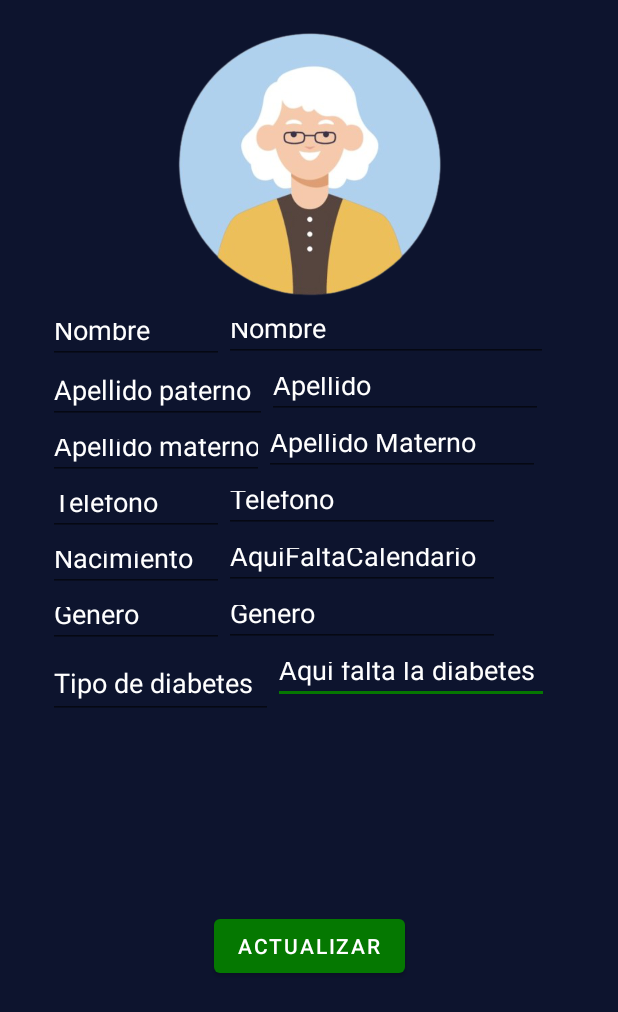
After one commit to SMGalan-dev/SMGalan-dev-TT_2020-A106, an Android app: the fragment DataUserFragment shown on its own in the app's theme, on a phone screen of 412 x 824 dp. The commit adds this screen. Shown: the top 1012 px of the screen. Run offline under Robolectric (Android 15) with nearby library versions, the phone set to English and light mode, and no system bars; our stand-ins replace Firebase (no records; nobody signed in at launch, a user with empty details on screens opened directly).

Commit message:
EditTexInfoUsuariosPreFinal

```diff
--- a/app/src/main/java/com/example/tt_a106_v0/TestFragment.kt
+++ b/app/src/main/java/com/example/tt_a106_v0/TestFragment.kt
@@ -12,15 +12,13 @@ import com.google.firebase.ktx.Firebase
 
 class TestFragment : Fragment(R.layout.fragment_test) {
     private lateinit var mView: View
+
     override fun onCreateView(inflater: LayoutInflater, container: ViewGroup?, savedInstanceState: Bundle?): View? {
         var user = Firebase.auth.currentUser
+        mView=inflater.inflate(R.layout.fragment_test,container,false)
 
-
-
-        //var user1 = firebase.auth().currentUser;
-        mView=inflater.inflate(R.layout.fragment_test,container,false)
-        val btn = mView.findViewById<Button>(R.id.testBtn)
-        btn.setOnClickListener {
+        val update = mView.findViewById<Button>(R.id.testBtn)
+        update.setOnClickListener {
             if (user != null) {
                 Toast.makeText(activity, user.email.toString(), Toast.LENGTH_SHORT).show()
             } else {
@@ -30,5 +28,4 @@ class TestFragment : Fragment(R.layout.fragment_test) {
         }
         return mView
     }
-
 }
--- a/app/src/main/java/com/example/tt_a106_v0/Users_register/EndRegister.kt
+++ b/app/src/main/java/com/example/tt_a106_v0/Users_register/EndRegister.kt
@@ -61,21 +61,8 @@ class EndRegister : AppCompatActivity() {
                     "phone" to phoneReg.text.toString()
                 )
             )
-
-            db.collection("users").document(email).collection("telefonos").document(phoneReg.text.toString()).set(
-                hashMapOf(
-                    "user_Type" to typeUser,
-                    "genre" to genre,
-                    //"email" to email,
-                    "name" to nameText.text.toString(),
-                    "lastName" to apPText.text.toString(),
-                    "mLastName" to apMText.text.toString(),
-                    "phone" to phoneReg.text.toString()
-                )
-            )
             val intoUserIntent = Intent(this, MainActivityPatient1::class.java)
             startActivity(intoUserIntent)
-
 
             } else{
             Toast.makeText(this, "Por favor, rellene todos los campos", Toast.LENGTH_SHORT).show()
--- /dev/null
+++ b/app/src/main/java/com/example/tt_a106_v0/patient_fragments/DataUserFragment.kt
@@ -0,0 +1,57 @@
+package com.example.tt_a106_v0.patient_fragments
+
+import android.os.Bundle
+import android.view.LayoutInflater
+import android.view.View
+import android.view.ViewGroup
+import android.widget.Button
+import android.widget.EditText
+import android.widget.Toast
+import androidx.fragment.app.Fragment
+import com.example.tt_a106_v0.R
+import com.google.firebase.auth.ktx.auth
+import com.google.firebase.firestore.FirebaseFirestore
+import com.google.firebase.ktx.Firebase
+
+class DataUserFragment : Fragment() {
+    private val db = FirebaseFirestore.getInstance()
+    private lateinit var mView: View
+
+    override fun onCreateView(inflater: LayoutInflater, container: ViewGroup?, savedInstanceState: Bundle?): View? {
+        val user = Firebase.auth.currentUser
+        mView=inflater.inflate(R.layout.fragment_data_user,container,false)
+
+        db.collection("users").document(user?.email.toString()).get().addOnSuccessListener {
+            mView.findViewById<EditText>(R.id.twNamePatient).setText(it.get("name") as String?)
+            mView.findViewById<EditText>(R.id.twLastNamePatient).setText(it.get("lastName") as String?)
+            mView.findViewById<EditText>(R.id.twMLastNamePatient).setText(it.get("mLastName") as String?)
+            mView.findViewById<EditText>(R.id.twGenrePatient).setText(it.get("genre") as String?)
+            mView.findViewById<EditText>(R.id.twPhonePatient).setText(it.get("phone") as String?)
+        }
+
+        val update = mView.findViewById<Button>(R.id.updateDataPatientBtn)
+        update.setOnClickListener {
+            val nameText = mView.findViewById<EditText>(R.id.twNamePatient)
+            val apPText = mView.findViewById<EditText>(R.id.twLastNamePatient)
+            val apMText = mView.findViewById<EditText>(R.id.twMLastNamePatient)
+            val phoneReg = mView.findViewById<EditText>(R.id.twPhonePatient)
+            val genreReg = mView.findViewById<EditText>(R.id.twGenrePatient)
+            if (nameText.text.isNotEmpty() && apPText.text.isNotEmpty() && apMText.text.isNotEmpty() && phoneReg.text.isNotEmpty() && genreReg.text.isNotEmpty()){
+                db.collection("users").document(user?.email.toString()).set(
+                    hashMapOf(
+                        "genre" to genreReg.text.toString(),
+                        "name" to nameText.text.toString(),
+                        "lastName" to apPText.text.toString(),
+                        "mLastName" to apMText.text.toString(),
+                        "phone" to phoneReg.text.toString()
+                    )
+                )
+                Toast.makeText(activity, "Datos actualizados", Toast.LENGTH_SHORT).show()
+            }else{
+                Toast.makeText(activity, "Por favor, rellene todos los campos", Toast.LENGTH_SHORT).show()
+            }
+        }
+        return mView
+    }
+
+}
--- /dev/null
+++ b/app/src/main/res/layout/fragment_data_user.xml
@@ -0,0 +1,196 @@
+<?xml version="1.0" encoding="utf-8"?>
+<androidx.constraintlayout.widget.ConstraintLayout xmlns:android="http://schemas.android.com/apk/res/android"
+    xmlns:app="http://schemas.android.com/apk/res-auto"
+    xmlns:tools="http://schemas.android.com/tools"
+    android:layout_width="match_parent"
+    android:layout_height="match_parent"
+    tools:context=".patient_fragments.DataUserFragment">
+
+
+    <EditText
+        android:id="@+id/twDiabetesType"
+        android:layout_width="184dp"
+        android:layout_height="38dp"
+        android:hint="Aqui falta la diabetes "
+        android:textColor="@color/white"
+        android:textColorHint="@color/white"
+        android:textSize="18sp"
+        app:layout_constraintStart_toEndOf="@+id/editTextTextPersonName10"
+        app:layout_constraintTop_toBottomOf="@+id/twGenrePatient" />
+
+    <EditText
+        android:id="@+id/twBirthDPatient"
+        android:layout_width="184dp"
+        android:layout_height="38dp"
+        android:hint="AquiFaltaCalendario"
+        android:textColor="@color/white"
+        android:textColorHint="@color/white"
+        android:textSize="18sp"
+        app:layout_constraintStart_toEndOf="@+id/editTextTextPersonName8"
+        app:layout_constraintTop_toBottomOf="@+id/twPhonePatient" />
+
+    <EditText
+        android:id="@+id/twGenrePatient"
+        android:layout_width="184dp"
+        android:layout_height="38dp"
+        android:hint="Genero"
+        android:textColor="@color/white"
+        android:textColorHint="@color/white"
+        android:textSize="18sp"
+        app:layout_constraintStart_toEndOf="@+id/editTextTextPersonName9"
+        app:layout_constraintTop_toBottomOf="@+id/twBirthDPatient" />
+
+    <EditText
+        android:id="@+id/twPhonePatient"
+        android:layout_width="184dp"
+        android:layout_height="38dp"
+        android:hint="Telefono"
+        android:textColor="@color/white"
+        android:textColorHint="@color/white"
+        android:textSize="18sp"
+        app:layout_constraintStart_toEndOf="@+id/editTextTextPersonName6"
+        app:layout_constraintTop_toBottomOf="@+id/twMLastNamePatient" />
+
+    <EditText
+        android:id="@+id/editTextTextPersonName3"
+        android:layout_width="146dp"
+        android:layout_height="40dp"
+        android:layout_marginStart="32dp"
+        android:ems="10"
+        android:inputType="textPersonName"
+        android:text="Apellido paterno"
+        android:textColor="@android:color/white"
+        app:layout_constraintStart_toStartOf="parent"
+        app:layout_constraintTop_toBottomOf="@+id/editTextTextPersonName" />
+
+    <EditText
+        android:id="@+id/editTextTextPersonName7"
+        android:layout_width="144dp"
+        android:layout_height="37dp"
+        android:layout_marginStart="32dp"
+        android:ems="10"
+        android:inputType="textPersonName"
+        android:text="Apellido materno"
+        android:textColor="@android:color/white"
+        app:layout_constraintStart_toStartOf="parent"
+        app:layout_constraintTop_toBottomOf="@+id/editTextTextPersonName3" />
+
+
+    <EditText
+        android:id="@+id/editTextTextPersonName6"
+        android:layout_width="117dp"
+        android:layout_height="37dp"
+        android:layout_marginStart="32dp"
+        android:ems="10"
+        android:inputType="textPersonName"
+        android:text="Telefono"
+        android:textColor="@android:color/white"
+        app:layout_constraintStart_toStartOf="parent"
+        app:layout_constraintTop_toBottomOf="@+id/editTextTextPersonName7" />
+
+    <EditText
+        android:id="@+id/editTextTextPersonName8"
+        android:layout_width="117dp"
+        android:layout_height="37dp"
+        android:layout_marginStart="32dp"
+        android:ems="10"
+        android:inputType="textPersonName"
+        android:text="Nacimiento"
+        android:textColor="@android:color/white"
+        app:layout_constraintStart_toStartOf="parent"
+        app:layout_constraintTop_toBottomOf="@+id/editTextTextPersonName6" />
+
+    <EditText
+        android:id="@+id/editTextTextPersonName9"
+        android:layout_width="117dp"
+        android:layout_height="37dp"
+        android:layout_marginStart="32dp"
+        android:ems="10"
+        android:inputType="textPersonName"
+        android:text="Genero"
+        android:textColor="@android:color/white"
+        app:layout_constraintStart_toStartOf="parent"
+        app:layout_constraintTop_toBottomOf="@+id/editTextTextPersonName8" />
+
+    <EditText
+        android:id="@+id/editTextTextPersonName10"
+        android:layout_width="150dp"
+        android:layout_height="47dp"
+        android:layout_marginStart="32dp"
+        android:ems="10"
+        android:inputType="textPersonName"
+        android:text="Tipo de diabetes"
+        android:textColor="@android:color/white"
+        app:layout_constraintStart_toStartOf="parent"
+        app:layout_constraintTop_toBottomOf="@+id/editTextTextPersonName9" />
+
+    <ImageView
+        android:id="@+id/imageView2"
+        android:layout_width="181dp"
+        android:layout_height="189dp"
+        android:layout_marginTop="16dp"
+        android:src="@drawable/female_avatar"
+        app:layout_constraintEnd_toEndOf="parent"
+        app:layout_constraintHorizontal_bias="0.5"
+        app:layout_constraintStart_toStartOf="parent"
+        app:layout_constraintTop_toTopOf="parent" />
+
+    <EditText
+        android:id="@+id/editTextTextPersonName"
+        android:layout_width="117dp"
+        android:layout_height="37dp"
+        android:layout_marginStart="32dp"
+        android:ems="10"
+        android:inputType="textPersonName"
+        android:text="Nombre"
+        android:textColor="@android:color/white"
+        app:layout_constraintStart_toStartOf="parent"
+        app:layout_constraintTop_toBottomOf="@+id/imageView2" />
+
+    <EditText
+        android:id="@+id/twNamePatient"
+        android:layout_width="216dp"
+        android:layout_height="36dp"
+        android:hint="Nombre"
+        android:textColor="@color/white"
+        android:textColorHint="@color/white"
+        android:textSize="18sp"
+        app:layout_constraintStart_toEndOf="@+id/editTextTextPersonName"
+        app:layout_constraintTop_toBottomOf="@+id/imageView2" />
+
+    <EditText
+        android:id="@+id/twLastNamePatient"
+        android:layout_width="184dp"
+        android:layout_height="38dp"
+        android:hint="Apellido"
+        android:textColor="@color/white"
+        android:textColorHint="@color/white"
+        android:textSize="18sp"
+        app:layout_constraintStart_toEndOf="@+id/editTextTextPersonName3"
+        app:layout_constraintTop_toBottomOf="@+id/twNamePatient" />
+
+    <EditText
+        android:id="@+id/twMLastNamePatient"
+        android:layout_width="184dp"
+        android:layout_height="38dp"
+        android:hint="Apellido Materno"
+        android:textColor="@color/white"
+        android:textColorHint="@color/white"
+        android:textSize="18sp"
+        app:layout_constraintStart_toEndOf="@+id/editTextTextPersonName7"
+        app:layout_constraintTop_toBottomOf="@+id/twLastNamePatient" />
+
+
+    <Button
+        android:id="@+id/updateDataPatientBtn"
+        android:layout_width="wrap_content"
+        android:layout_height="wrap_content"
+        android:layout_marginBottom="32dp"
+        android:text="Actualizar"
+        app:layout_constraintBottom_toBottomOf="parent"
+        app:layout_constraintEnd_toEndOf="parent"
+        app:layout_constraintHorizontal_bias="0.5"
+        app:layout_constraintStart_toStartOf="parent"
+        app:layout_constraintTop_toBottomOf="@+id/twDiabetesType" />
+
+</androidx.constraintlayout.widget.ConstraintLayout>
--- a/app/src/main/res/layout/fragment_home.xml
+++ b/app/src/main/res/layout/fragment_home.xml
@@ -10,7 +10,7 @@
 
     <ScrollView
         android:layout_width="match_parent"
-        android:layout_height="wrap_content"
+        android:layout_height="match_parent"
         android:layout_gravity="bottom"
         android:background="@color/bluemain"
         app:layout_constraintBottom_toBottomOf="parent">
@@ -46,16 +46,19 @@
                         android:gravity="center"
                         android:orientation="vertical">
 
-                        <ImageView
-                            android:layout_width="100dp"
-                            android:layout_height="100dp"
-                            android:layout_marginTop="18dp"
-                            android:src="@drawable/profile" />
+                        <ImageButton
+                            android:id="@+id/imageButtonProfile"
+                            android:layout_width="130dp"
+                            android:layout_height="145dp"
+                            android:backgroundTint="@color/design_default_color_background"
+                            android:scaleType="fitXY"
+                            android:src="@drawable/profile"
+                            tools:layout_editor_absoluteX="128dp"
+                            tools:layout_editor_absoluteY="252dp" />
 
                         <TextView
                             android:layout_width="wrap_content"
                             android:layout_height="wrap_content"
-                            android:layout_marginTop="20dp"
                             android:text="Perfil"
                             android:textAlignment="center"
                             android:textColor="@color/bluemain"
--- a/app/src/main/res/layout/fragment_test.xml
+++ b/app/src/main/res/layout/fragment_test.xml
@@ -19,9 +19,17 @@
         android:layout_weight="1"
         android:text="test"
         app:layout_constraintBottom_toBottomOf="parent"
-        app:layout_constraintEnd_toEndOf="@+id/textView14"
-        app:layout_constraintStart_toStartOf="@+id/textView14"
-        app:layout_constraintTop_toTopOf="@+id/textView14" />
+        app:layout_constraintStart_toStartOf="parent" />
+
+    <ImageButton
+        android:id="@+id/imageButton"
+        android:layout_width="155dp"
+        android:layout_height="154dp"
+        android:backgroundTint="@color/material_on_background_disabled"
+        android:scaleType="fitXY"
+        android:src="@drawable/profile"
+        tools:layout_editor_absoluteX="128dp"
+        tools:layout_editor_absoluteY="252dp" />
 
 
 </androidx.constraintlayout.widget.ConstraintLayout>
--- a/app/src/main/res/navigation/mobile_navigation.xml
+++ b/app/src/main/res/navigation/mobile_navigation.xml
@@ -19,7 +19,7 @@
 
     <fragment
         android:id="@+id/nav_Medicos"
-        android:name="com.example.tt_a106_v0.patient_fragments.DoctorsFragment"
+        android:name="com.example.tt_a106_v0.patient_fragments.DataUserFragment"
         android:label="@string/menu_doc"
         tools:layout="@layout/fragment_doctors" />
 
```
